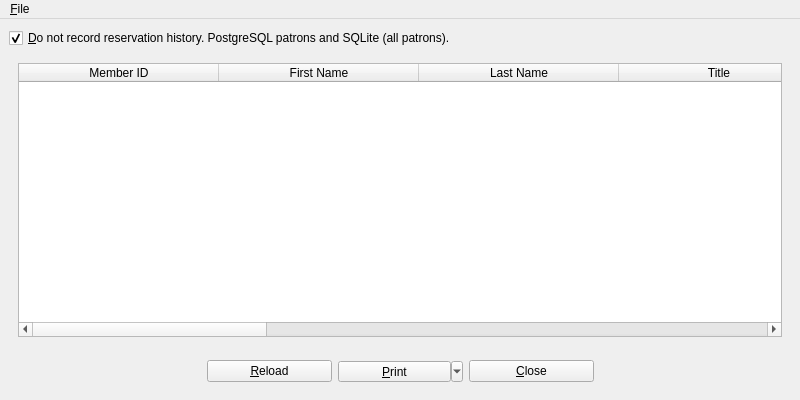
First picture: the form in UI/biblioteq_history.ui, repository textbrowser/biblioteq, before the edit.
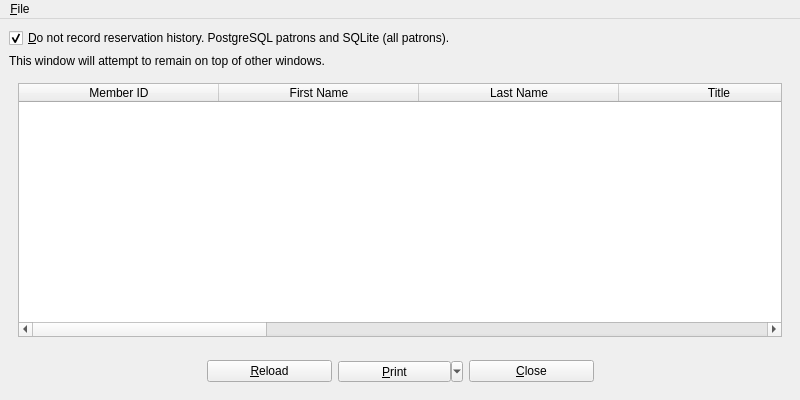
Second picture: the form after the edit. Icons and pictures are not drawn.

Commit message: General Search correction. New label widgets. Query History.

```diff
--- a/UI/biblioteq_history.ui
+++ b/UI/biblioteq_history.ui
@@ -29,6 +29,16 @@
       </property>
      </widget>
     </item>
+    <item>
+     <widget class="QLabel" name="label_2">
+      <property name="text">
+       <string>This window will attempt to remain on top of other windows.</string>
+      </property>
+      <property name="wordWrap">
+       <bool>true</bool>
+      </property>
+     </widget>
+    </item>
     <item>
      <widget class="QFrame" name="frame">
       <layout class="QVBoxLayout">
```
The commit also changes 12 other files.
